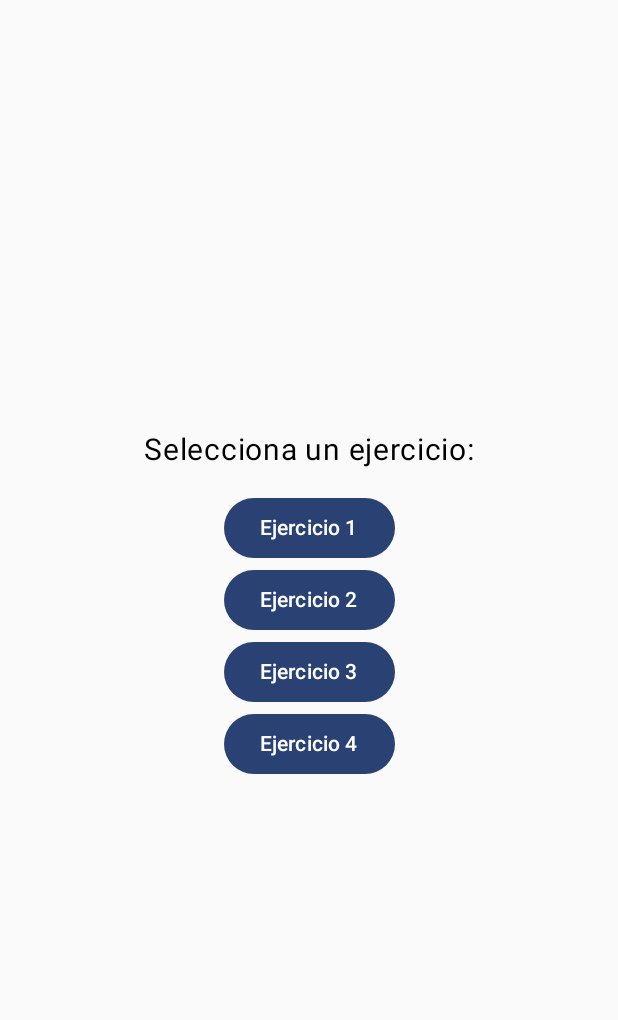
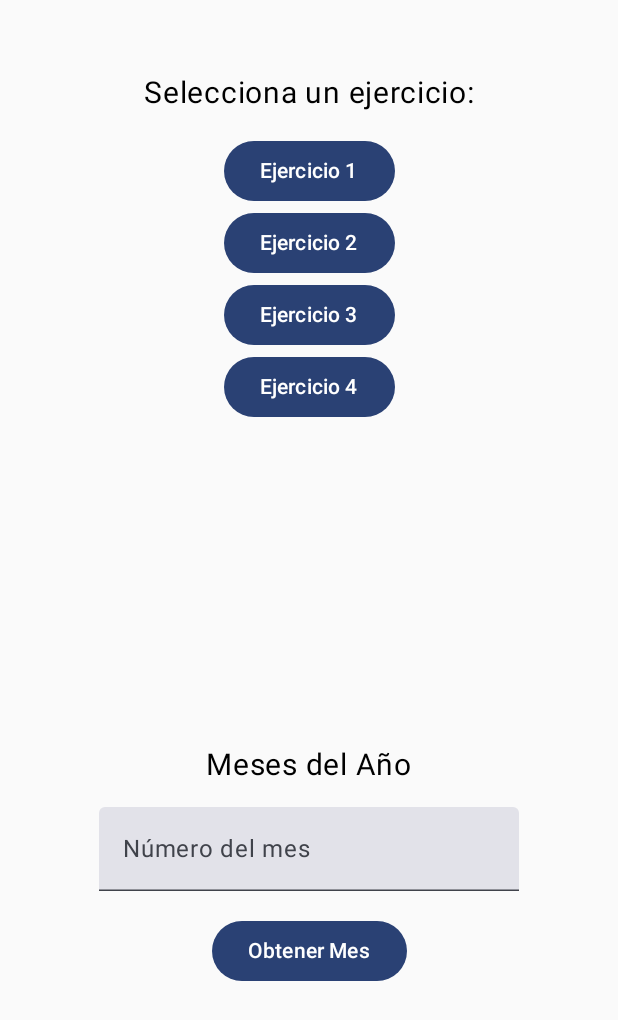
Before and after one commit to ArnoldMacuri/EC01_Macuri_Arnold, an Android app built with Jetpack Compose: the screen it shows after launch (MainActivity), after a tap on "Ejercicio 3", on a phone screen of 412 x 824 dp. Shown: the top 1020 px of the screen. Run offline under Robolectric (Android 15) with nearby library versions, the phone set to English and light mode, and no system bars; 2 other taps on this screen came first.

```diff
--- a/EC1/app/src/main/java/pe/edu/idat/ec1/MenuPrincipalScreen.kt
+++ b/EC1/app/src/main/java/pe/edu/idat/ec1/MenuPrincipalScreen.kt
@@ -60,7 +60,7 @@ fun menuPrincipal(){
         when (seleccionarProblema){
             1 -> Ejercicio1Screen()
             2 -> Ejercicio2Screen()
-
+            3 -> Ejercicio3Screen()
 
         }
     }
@@ -157,3 +157,40 @@ fun Ejercicio2Screen(){
         }
     }
 }
+
+@Composable
+fun Ejercicio3Screen(){
+    var numeroMes by remember { mutableStateOf("") }
+    var mes by remember { mutableStateOf<String?>(null) }
+
+    val meses = listOf(
+        "Enero","Febrero","Marzo","Abril","Mayo","Junio",
+        "Julio","Agosto","Septiembre","Octubre","Nomviembre","Diciembre"
+    )
+
+    Column(
+        horizontalAlignment = Alignment.CenterHorizontally,
+        verticalArrangement = Arrangement.Center,
+        modifier = Modifier.fillMaxSize()
+    ) {
+        Text(text = "Meses del Año", fontSize = 20.sp)
+        Spacer(modifier = Modifier.height(16.dp))
+        TextField(
+            value = numeroMes, onValueChange = {numeroMes = it}, label = { Text(text = "Número del mes")} )
+        Spacer(modifier = Modifier.height(16.dp))
+        Button(onClick = {
+            val mesNumero = numeroMes.toIntOrNull()
+            mes = if (mesNumero != null && mesNumero in 1..12){
+                meses[mesNumero - 1]
+            }else{
+                "Número de mes incorrecto"
+            }
+        }) {
+            Text(text = "Obtener Mes")
+        }
+        Spacer(modifier = Modifier.height(16.dp))
+        mes?.let{
+            Text(text = "Mes: $it")
+        }
+    }
+}
```
